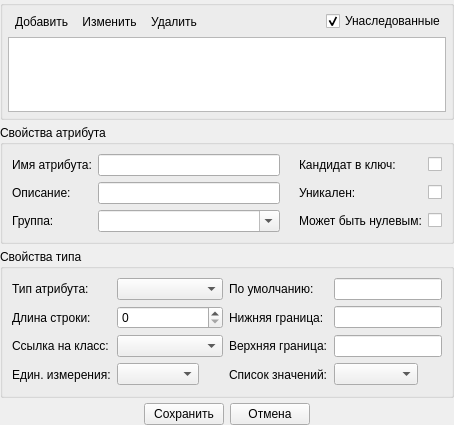
The window that src/plugins/modeleride/attrwidget.ui (rdnvndr/raindrop) describes before a commit, drawn with Qt 5.
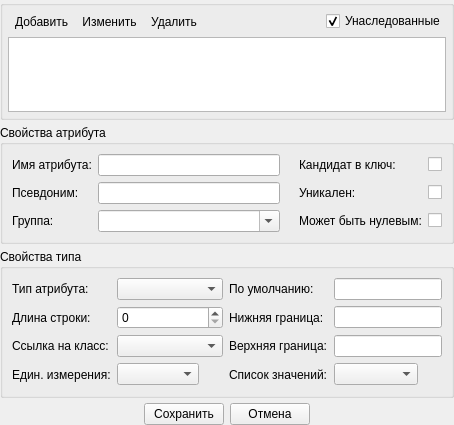
The same window after the commit. Icons and pictures are not drawn. Custom widgets are drawn as their Qt base class.

Commit message: Добавлен псевдоним

```diff
--- a/src/plugins/modeleride/attrwidget.ui
+++ b/src/plugins/modeleride/attrwidget.ui
@@ -190,7 +190,7 @@
       <item row="1" column="0">
        <widget class="QLabel" name="labelAttrDesc">
         <property name="text">
-         <string>Описание:</string>
+         <string>Псевдоним:</string>
         </property>
        </widget>
       </item>
```
Left out of the diff: 9 changed lines with no effect on the pictures. The commit also changes 11 other files.
